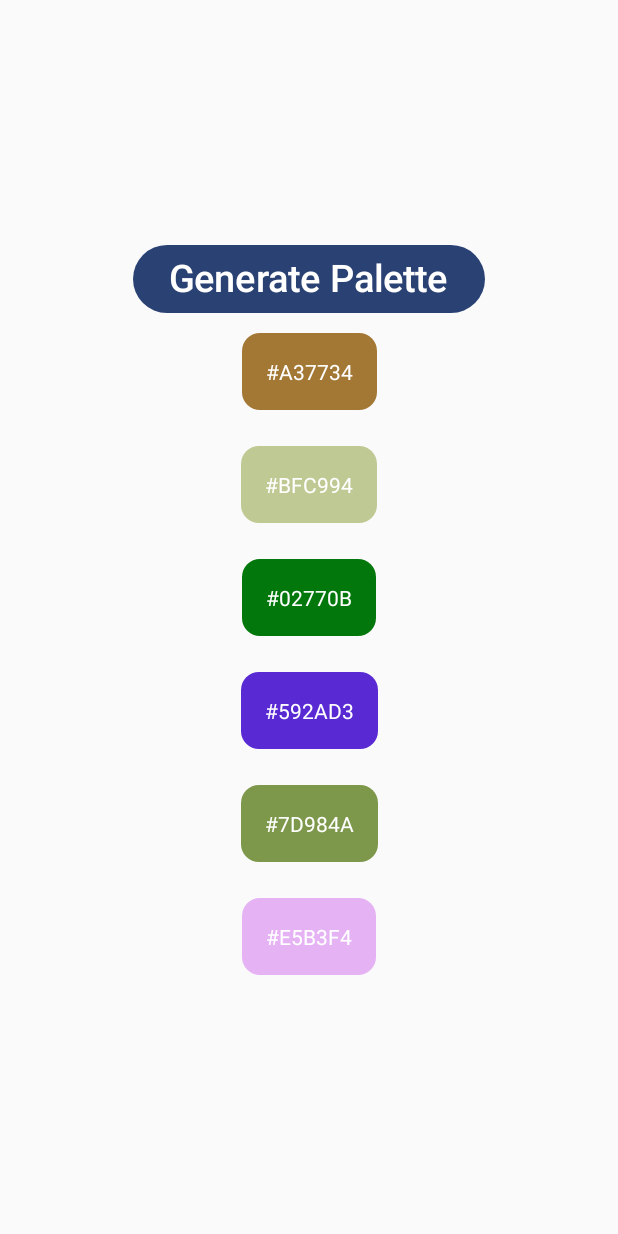
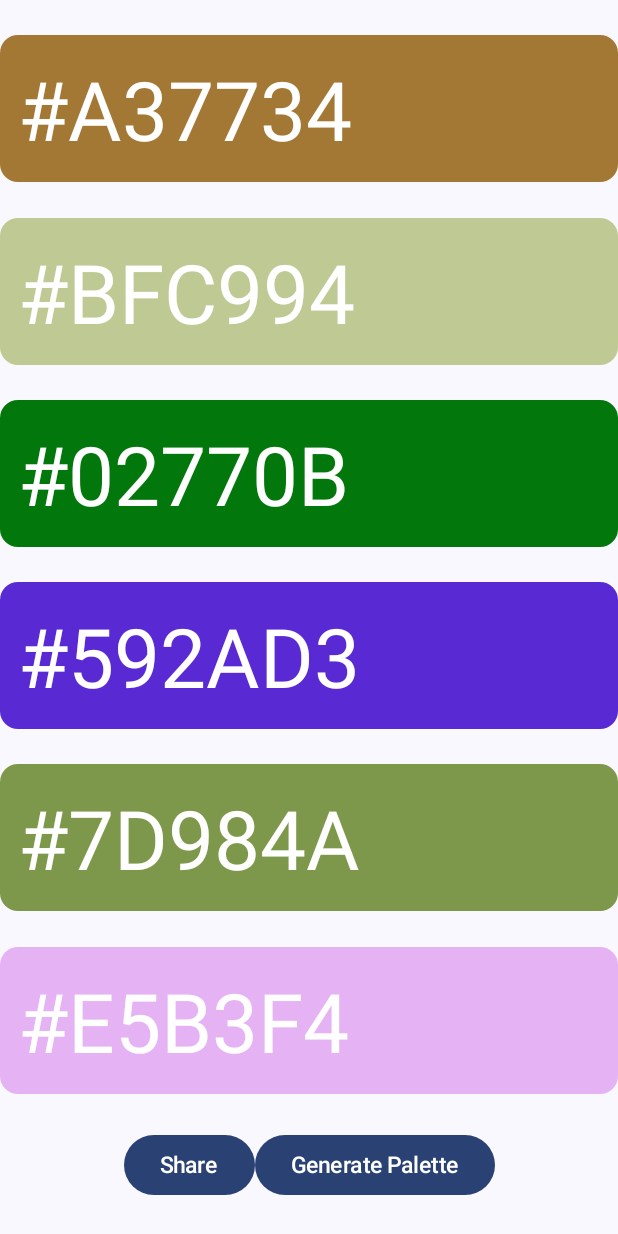
Before and after one commit to ZuzAser80/DailyPalette, an Android app built with Jetpack Compose: the screen it shows after launch (MainActivity), on a phone screen of 412 x 824 dp. Run offline under Robolectric (Android 15) with nearby library versions, the phone set to English and light mode, and no system bars; our stand-ins replace Room's generated code.

Commit message:
ft: sharing palettes and text that scales

```diff
--- a/app/build.gradle.kts
+++ b/app/build.gradle.kts
@@ -66,4 +66,7 @@ dependencies {
     implementation(libs.androidx.lifecycle.viewmodel.compose)
     annotationProcessor(libs.androidx.room.room.compiler)
     ksp(libs.androidx.room.room.compiler)
+
+    implementation ("androidx.compose.material3:material3:1.1.1")
+    implementation ("androidx.compose.material3:material3-window-size-class:1.1.1")
 }
--- a/app/src/main/java/com/zuzaser/dailypalette/MainActivity.kt
+++ b/app/src/main/java/com/zuzaser/dailypalette/MainActivity.kt
@@ -1,6 +1,7 @@
 package com.zuzaser.dailypalette
 
 import android.annotation.SuppressLint
+import android.content.Intent
 import android.os.Build
 import android.os.Bundle
 import androidx.activity.ComponentActivity
@@ -15,6 +16,7 @@ import androidx.compose.foundation.layout.fillMaxWidth
 import androidx.compose.foundation.layout.padding
 import androidx.compose.foundation.shape.RoundedCornerShape
 import androidx.compose.material3.Button
+import androidx.compose.material3.Scaffold
 import androidx.compose.material3.Text
 import androidx.compose.runtime.Composable
 import androidx.compose.runtime.mutableStateOf
@@ -32,6 +34,8 @@ import kotlin.random.Random
 import androidx.compose.runtime.getValue
 import androidx.compose.runtime.key
 import androidx.compose.runtime.setValue
+import androidx.compose.ui.platform.LocalContext
+import androidx.core.content.ContextCompat
 
 class MainActivity : ComponentActivity() {
     @RequiresApi(Build.VERSION_CODES.O)
@@ -42,22 +46,50 @@ class MainActivity : ComponentActivity() {
         setContent() {
             var showDialog by remember { mutableStateOf(generateRandomPalette()) }
             DailyPaletteTheme {
+                Scaffold {
                     Column(
                         modifier = Modifier
-                        .fillMaxSize()
-                        .padding(25.dp),
-                    verticalArrangement = Arrangement.Center,
+                            .fillMaxSize(),
+                        verticalArrangement = Arrangement.SpaceEvenly,
                         horizontalAlignment = Alignment.CenterHorizontally
                     ) {
+                        for (i in showDialog.getColors()) {
+                            key(i) {
+                                PaletteViewModel().GetView(i)
+                            }
+                        }
+                        Row {
+                            //Share button
+                            val context = LocalContext.current
+                            Button(
+                                onClick = {
+                                    val type = "text/plain"
+                                    val subject = "Check out this palette!"
+                                    val extraText = showDialog.getColors().joinToString(separator = ", ")
+                                    val shareWith = "ShareWith"
+                                    val intent = Intent(Intent.ACTION_SEND)
+                                    intent.type = type
+                                    intent.putExtra(Intent.EXTRA_SUBJECT, subject)
+                                    intent.putExtra(Intent.EXTRA_TEXT, extraText)
+                                    ContextCompat.startActivity(
+                                        context,
+                                        Intent.createChooser(intent, shareWith),
+                                        null
+                                    )
+                                },
+                                shape = RoundedCornerShape(25.dp),
+
+                                ) {
+                                Text("Share", fontSize = 15.sp)
+                            }
+                            //Generate new Palette Button
                             Button(
                                 onClick = { showDialog = generateRandomPalette() },
                                 shape = RoundedCornerShape(25.dp),
+
                             ) {
-                        Text("Generate Palette", fontSize = 25.sp)
+                                Text("Generate Palette", fontSize = 15.sp)
                             }
-                    for (i in showDialog.getColors()) {
-                        key(i) {
-                            PaletteViewModel().GetView(i)
                         }
                     }
                 }
@@ -78,19 +110,3 @@ fun generateRandomPalette() : PaletteModel {
         String.format("%06X", Random.nextInt(0xFFFFFF + 1))
     )
 }
-
-@Composable
-fun Greeting(name: String, modifier: Modifier = Modifier) {
-    Text(
-        text = "Hello $name!",
-        modifier = modifier
-    )
-}
-
-@Preview(showBackground = true)
-@Composable
-fun GreetingPreview() {
-    DailyPaletteTheme {
-        Greeting("Android")
-    }
-}
--- a/app/src/main/java/com/zuzaser/dailypalette/viewmodel/PaletteViewModel.kt
+++ b/app/src/main/java/com/zuzaser/dailypalette/viewmodel/PaletteViewModel.kt
@@ -4,6 +4,9 @@ import android.os.Build
 import android.widget.TextView
 import androidx.annotation.RequiresApi
 import androidx.compose.foundation.background
+import androidx.compose.foundation.layout.IntrinsicSize
+import androidx.compose.foundation.layout.fillMaxWidth
+import androidx.compose.foundation.layout.height
 import androidx.compose.foundation.layout.padding
 import androidx.compose.foundation.shape.RoundedCornerShape
 import androidx.compose.runtime.Composable
@@ -12,7 +15,7 @@ import androidx.compose.runtime.saveable.rememberSaveable
 import androidx.compose.ui.Modifier
 import androidx.compose.ui.draw.clip
 import androidx.compose.ui.graphics.Color
-import androidx.compose.ui.graphics.toArgb
+import androidx.compose.ui.platform.LocalConfiguration
 import androidx.compose.ui.unit.dp
 import androidx.compose.ui.viewinterop.AndroidView
 import androidx.lifecycle.ViewModel
@@ -22,9 +25,11 @@ class PaletteViewModel : ViewModel() {
     @Composable
     fun GetView(string: String) {
         val r = rememberSaveable  { mutableStateOf(string) }
+        val c = LocalConfiguration.current
         AndroidView(factory = { context ->
             TextView(context).apply {
-                setTextColor(Color(0xFFCCCC99).toArgb())
+                // 15 seems to be the best magic number here, works (should) on most devices
+                textSize = c.screenHeightDp.dp.value / 15f
             }
         },
             update = {
@@ -33,10 +38,11 @@ class PaletteViewModel : ViewModel() {
                 it.setTextColor(android.graphics.Color.valueOf((255 - (clr.red * 255).toFloat()).coerceIn(0f, 255f), (255 - (clr.green * 255).toFloat()).coerceIn(0f, 255f), (255 - (clr.blue * 255).toFloat()).coerceIn(0f, 255f), clr.alpha).toArgb())
             },
             modifier = Modifier
-                .padding(12.dp)
+                .fillMaxWidth()
+                .height(IntrinsicSize.Max)
                 .clip(RoundedCornerShape(12.dp))
                 .background(Color(android.graphics.Color.parseColor(r.value)))
-                .padding(16.dp)
+                .padding(12.dp)
         )
 
     }
```
Lines whose indentation alone changed are shown as unchanged.
